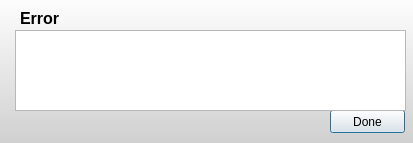
Before: the Qt Designer form Graffik/gui/core/Dialogs/errordialog.ui in DynamicPerception/Graffik_Legacy, drawn with Qt 5.
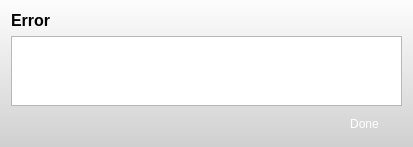
After: the same form once the commit is applied. Icons and pictures are not drawn.

Diff of the .ui file:
```diff
--- a/Graffik/gui/core/Dialogs/errordialog.ui
+++ b/Graffik/gui/core/Dialogs/errordialog.ui
@@ -20,19 +20,25 @@
    <string>Error</string>
   </property>
   <property name="styleSheet">
-   <string notr="true">#ErrorDialog {
+   <string notr="true">QPushButton {
+
+border-image: url(:/core/small-blue-but-normal.png);
+border: 0px transparent;
+max-width:75px;
+max-height: 24px;
+min-width:75px;
+min-height: 24px;
+color: rgb(255,255,255);
+font: 12px &quot;Lucida Sans&quot;;
+}
+
+#ErrorDialog {
 background-color: qlineargradient(spread:pad, x1:0, y1:0, x2:0, y2:1, stop:0 rgba(253, 253, 253, 255), stop:1 rgba(208, 208, 208, 255));
 }</string>
   </property>
+  <layout class="QGridLayout" name="gridLayout">
+   <item row="0" column="0">
   <widget class="QLabel" name="headingLabel">
-   <property name="geometry">
-    <rect>
-     <x>20</x>
-     <y>10</y>
-     <width>141</width>
-     <height>16</height>
-    </rect>
-   </property>
    <property name="font">
     <font>
      <family>Segoe UI</family>
@@ -45,29 +51,18 @@
     <string>Error</string>
    </property>
   </widget>
+   </item>
+   <item row="1" column="0" colspan="2">
+    <widget class="QTextBrowser" name="errorContent"/>
+   </item>
+   <item row="2" column="1">
   <widget class="QPushButton" name="pushButton">
-   <property name="geometry">
-    <rect>
-     <x>330</x>
-     <y>110</y>
-     <width>75</width>
-     <height>23</height>
-    </rect>
-   </property>
    <property name="text">
     <string>Done</string>
    </property>
   </widget>
-  <widget class="QTextBrowser" name="errorContent">
-   <property name="geometry">
-    <rect>
-     <x>15</x>
-     <y>30</y>
-     <width>391</width>
-     <height>81</height>
-    </rect>
-   </property>
-  </widget>
+   </item>
+  </layout>
  </widget>
  <resources/>
  <connections>
```
Lines whose indentation alone changed are shown as unchanged.
